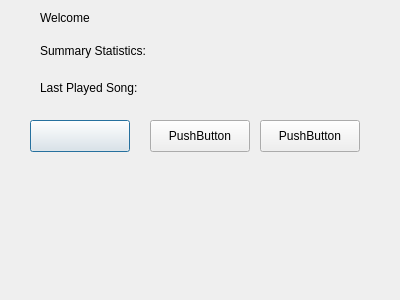
Before: the Qt Designer form Music-Manager/user.ui in david-boules/Music-Playlist-Manager, drawn with Qt 5.
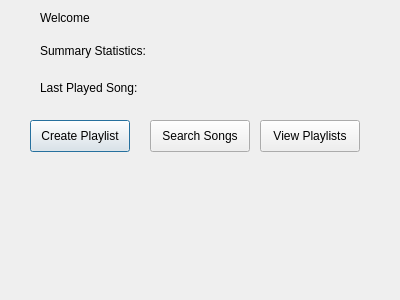
After: the same form once the commit is applied.

What changed in the file:
```diff
--- a/Music-Manager/user.ui
+++ b/Music-Manager/user.ui
@@ -49,7 +49,7 @@
     </rect>
    </property>
    <property name="text">
-    <string/>
+    <string>Create Playlist</string>
    </property>
   </widget>
   <widget class="QPushButton" name="searchSongs">
@@ -62,7 +62,7 @@
     </rect>
    </property>
    <property name="text">
-    <string>PushButton</string>
+    <string>Search Songs</string>
    </property>
   </widget>
   <widget class="QPushButton" name="viewPlaylist">
@@ -75,7 +75,7 @@
     </rect>
    </property>
    <property name="text">
-    <string>PushButton</string>
+    <string>View Playlists</string>
    </property>
   </widget>
   <widget class="QLabel" name="label_lastPlayedSong">
```
